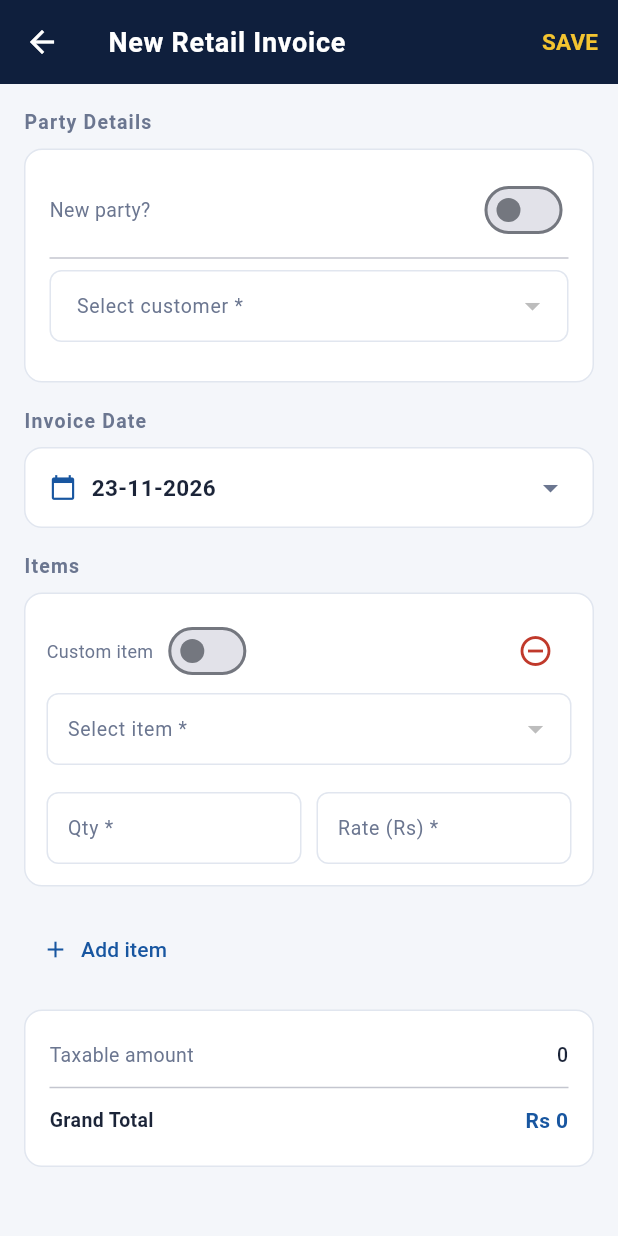
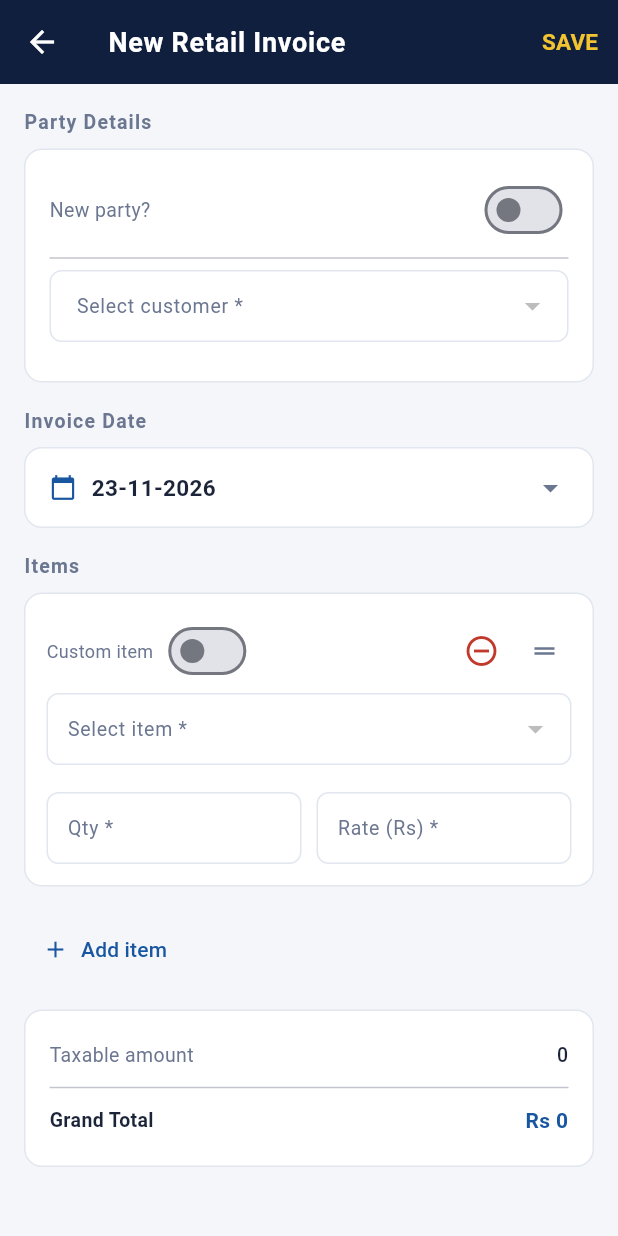
Before and after one commit to catoolskit/munim-mobile, a Flutter app: the InvoiceScreen screen opened directly with empty values, on a phone screen of 412 x 824 dp. Run offline on Flutter 3.47's test engine with Material 3 defaults, Android fonts, the phone set to English and light mode, and no system bars; our stand-ins replace file_picker, pdf, share_plus, shared_preferences; accounts and stored records are empty.

Commit message:
Implement reorderable item rows in invoice screen
Replaced the static item rows with a ReorderableListView to allow users to reorder items. Added drag handles for better usability.

```diff
--- a/lib/screens/invoice_screen.dart
+++ b/lib/screens/invoice_screen.dart
@@ -333,7 +333,18 @@ class _InvoiceScreenState extends State<InvoiceScreen> {
               // ── Items ─────────────────────────────
               _sectionTitle('Items'),
               const SizedBox(height: 8),
-              ..._rows.asMap().entries.map((e) =>
+              ReorderableListView(
+                shrinkWrap: true,
+                physics: const NeverScrollableScrollPhysics(),
+                buildDefaultDragHandles: false,
+                onReorder: (oldIndex, newIndex) {
+                  setState(() {
+                    if (newIndex > oldIndex) newIndex--;
+                    final row = _rows.removeAt(oldIndex);
+                    _rows.insert(newIndex, row);
+                  });
+                },
+                children: _rows.asMap().entries.map((e) =>
                   _ItemRowWidget(
                     key: ValueKey(e.key),
                     row: e.value,
@@ -342,7 +353,9 @@ class _InvoiceScreenState extends State<InvoiceScreen> {
                     gstRegistered: _gstRegistered,
                     onRemove: () => _removeRow(e.key),
                     onChanged: () => setState(() {}),
-                )),
+                  ),
+                ).toList(),
+              ),
               const SizedBox(height: 8),
               TextButton.icon(
                 onPressed: _addRow,
@@ -525,7 +538,7 @@ class _ItemRowWidgetState
       padding: const EdgeInsets.all(14),
       decoration: MunimTheme.cardBox(),
       child: Column(children: [
-        // ── Custom toggle + remove ─────────────
+        // ── Custom toggle + remove + drag handle ──
         Row(
           mainAxisAlignment:
               MainAxisAlignment.spaceBetween,
@@ -550,12 +563,25 @@ class _ItemRowWidgetState
                 },
               ),
             ]),
+            Row(children: [
               IconButton(
                 icon: const Icon(
                   Icons.remove_circle_outline,
                   color: MunimTheme.danger),
                 onPressed: widget.onRemove,
               ),
+              // Drag handle
+              ReorderableDragStartListener(
+                index: widget.index,
+                child: const Padding(
+                  padding: EdgeInsets.all(8.0),
+                  child: Icon(
+                    Icons.drag_handle,
+                    color: MunimTheme.muted,
+                    size: 20),
+                ),
+              ),
+            ]),
           ],
         ),
         const SizedBox(height: 4),
```
Lines whose indentation alone changed are shown as unchanged.
